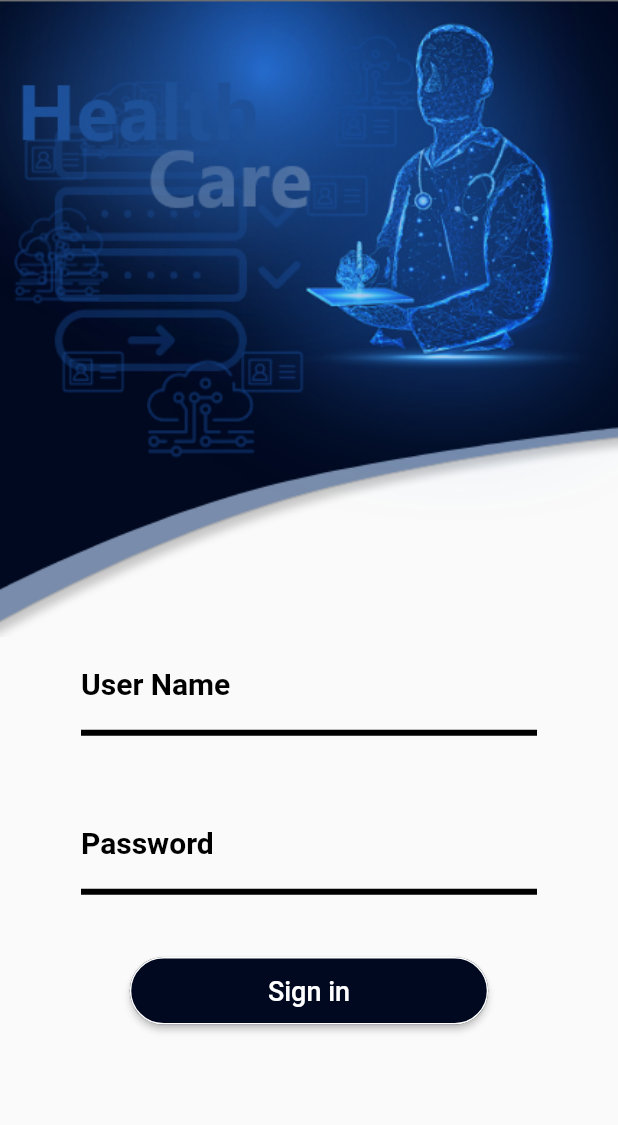
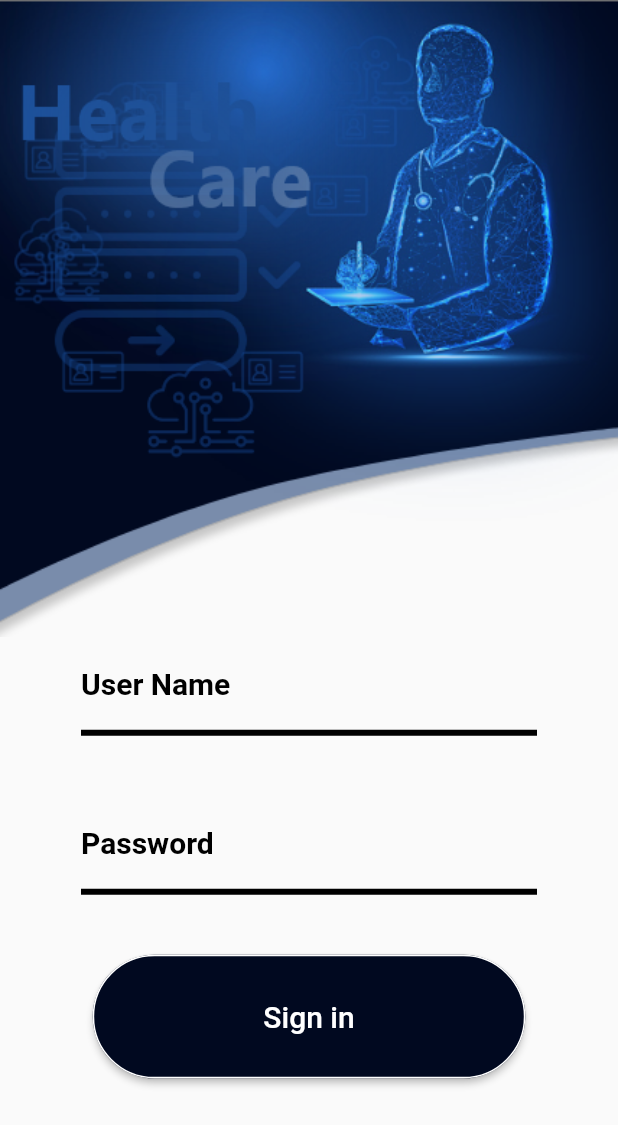
Before and after one commit to amratef503092/healthcare, a Flutter app: the screen it shows after launch, after a tap on "Start", on a phone screen of 412 x 824 dp. Shown: the top 1125 px of the screen. Run offline on Flutter 3.47's test engine with Material 2 defaults, Android fonts, the phone set to English and light mode, and no system bars; drawn by our look-alikes of auto_size_text; our stand-ins replace bloc, cloud_firestore, conditional_builder_null_safety, device_preview, dropdown_button2, firebase_core and 7 more; missing offline and left inert: age_calculator, flutter_nfc_kit, ndef, nfc_manager, syncfusion_flutter_pdf, syncfusion_flutter_pdfviewer; accounts and stored records are empty; network calls fail; Roboto replaces fonts that are missing (Montserrat).

```diff
--- a/lib/constant/constants.dart
+++ b/lib/constant/constants.dart
@@ -1,5 +1,6 @@
 import 'package:flutter/material.dart';
 import 'package:fluttertoast/fluttertoast.dart';
+import 'package:auto_size_text/auto_size_text.dart';
 
 import '../presentation/resources/color_manager.dart';
 import '../presentation/resources/style_manager.dart';
@@ -38,6 +39,10 @@ Widget textFormField({required TextEditingController controller,  String ?labelT
     obscureText: pass!,
   );
 }
+ bool isLand(context){
+  return  MediaQuery.of(context).orientation ==Orientation.landscape;
+
+}
 class Button extends StatelessWidget {
   Function ? function;
   String ? text ;
@@ -54,10 +59,9 @@ class Button extends StatelessWidget {
       onPressed: () {
         function!();
       },
-      child:  Text(text!, style: TextStyle(
-        color: colorText,
-        fontSize: fontSize ,
-      ),),
+      child:  AutoSizeText(text!, style: TextStyle(
+        color: colorText,fontSize: fontSize,
+      ),maxLines: 1,),
       style: ElevatedButton.styleFrom(
           primary: colorButton,
           fixedSize:  Size(width!, height!),
--- a/lib/main.dart
+++ b/lib/main.dart
@@ -4,6 +4,7 @@ import 'package:flutter_bloc/flutter_bloc.dart';
 import 'package:helthcare/presentation/Screen/splash_screen.dart';
 import 'package:helthcare/shared/bloc/AppCubit.dart';
 import 'package:helthcare/shared/bloc/bloc_ob_server.dart';
+import 'package:device_preview/device_preview.dart';
 
 void main() async {
   WidgetsFlutterBinding.ensureInitialized();
--- a/lib/presentation/Screen/LoginScreen.dart
+++ b/lib/presentation/Screen/LoginScreen.dart
@@ -1,3 +1,4 @@
+import 'package:auto_size_text/auto_size_text.dart';
 import 'package:flutter/material.dart';
 import 'package:flutter_bloc/flutter_bloc.dart';
 import 'package:helthcare/shared/bloc/AppCubit.dart';
@@ -15,20 +16,32 @@ class LoginScreen extends StatelessWidget {
   var formKey = GlobalKey<FormState>();
   @override
   Widget build(BuildContext context) {
-    var size = MediaQuery.of(context).size;
-    var height = size.height;
-    var width = size.width;
+
     return BlocConsumer<AppCubit, AppStates>(
       listener: (context, state) {
 
       },
       builder: (context, state) {
         var cubit = AppCubit.get(context);
+        return LayoutBuilder(builder: (context, constraints) {
           return SafeArea(
             child: Scaffold(
-              body: ListView(
+                body: SingleChildScrollView(
+                  child: Column(
                     children: [
-              Image(image: AssetImage(AssetsManager.loginImage)),
+
+                      (!isLand(context))?  Container(
+
+                        child:   Image(image: AssetImage(AssetsManager.loginImage )),
+                      ) : AutoSizeText(
+                        'Welcome in Health Care' , maxLines: 1,
+                        style: TextStyle(
+                          fontSize: MediaQuery.of(context).size.height*0.1,
+                          color: Colors.blue
+                        ),
+
+                      ),
+
                       Padding(
                         padding: const EdgeInsets.fromLTRB(54, 0, 54, 0),
                         child: Form(
@@ -53,9 +66,9 @@ class LoginScreen extends StatelessWidget {
                                 height: 40,
                               ),
                               Button(
-                        width: 239,
-                        height: 45,
-                        fontSize: 18,
+                                width: (isLand(context)) ? constraints.maxHeight*.5 :constraints.maxWidth*.7  ,
+                                height:(isLand(context)) ?constraints.maxHeight*.1 : constraints.maxWidth*.2,
+                                fontSize: 20,
                                 colorButton: Color(0xff010920),
                                 colorText: Colors.white,
                                 function: () {
@@ -77,8 +90,10 @@ class LoginScreen extends StatelessWidget {
                         ),
                       ),
                     ],
+                  ),
                 )),
           );
+        },);
       },
     );
   }
--- a/lib/presentation/Screen/home_screen.dart
+++ b/lib/presentation/Screen/home_screen.dart
@@ -36,10 +36,10 @@ class HomeScreen extends StatelessWidget {
             key: _key,
             drawer: Drawer(
               backgroundColor: const Color(0xff0D2044),
-              child: Column(
+              child: ListView(
                 children: [
-                  const SizedBox(
-                    height: 30,
+                   SizedBox(
+                    height:(isLand(context))?  screenWidth*.02 : screenWidth*.02,
                   ),
                   NavigatorWidget(
                     function: () {
@@ -98,6 +98,11 @@ class HomeScreen extends StatelessWidget {
                     fit: BoxFit.cover,
                   ),
                 ),
+                child:LayoutBuilder(
+                  builder: (context, constraints) {
+                    return  SingleChildScrollView(
+                      child: Container(
+                        height: (isLand(context)) ? constraints.minWidth :constraints.maxHeight,
                         child: Stack(
                           children: [
                             IconHomePage(
@@ -110,6 +115,7 @@ class HomeScreen extends StatelessWidget {
                               right: 30,
                               top: 40,
                             ),
+
                             IconHomePage(
                               width: screenWidth,
                               function: () {
@@ -190,7 +196,12 @@ class HomeScreen extends StatelessWidget {
                               text: TextManager.medicalHistory,
                             ),
                           ],
-                )));
+                        ),
+                      ),
+                    );
+                  },
+                ))
+        );
       },
     );
   }
--- a/lib/presentation/Screen/midecalHistoryScreenTwo.dart
+++ b/lib/presentation/Screen/midecalHistoryScreenTwo.dart
@@ -67,7 +67,8 @@ class _MedicalHistoryScreenTwoState extends State<MedicalHistoryScreenTwo> {
                     Navigator.pop(context);
                   },
                 ),
-                SizedBox(
+                SingleChildScrollView(
+                  child: SizedBox(
                     width: double.infinity,
                     height: screenHeight*.4,
                     child: ListView.builder(
@@ -80,6 +81,7 @@ class _MedicalHistoryScreenTwoState extends State<MedicalHistoryScreenTwo> {
                         );
                       },
                       itemCount: list.length,
+                    ),
                   ),
                 ),
 
--- a/lib/presentation/Screen/splash_screen.dart
+++ b/lib/presentation/Screen/splash_screen.dart
@@ -3,6 +3,7 @@ import 'package:flutter_bloc/flutter_bloc.dart';
 import 'package:helthcare/presentation/resources/assets/assetclass.dart';
 import 'package:helthcare/shared/bloc/AppCubit.dart';
 import 'package:helthcare/shared/bloc/AppStates.dart';
+import 'package:auto_size_text/auto_size_text.dart';
 
 import '../../constant/constants.dart';
 import '../resources/text_manager.dart';
@@ -14,11 +15,9 @@ class SplashScreen extends StatelessWidget {
   @override
   Widget build(BuildContext context) {
 
-    return BlocConsumer <AppCubit ,AppStates>( listener: (context, state) {
-
-    }, builder: (context ,state){
-      var cubit = AppCubit.get(context);
-      return   SafeArea(
+    return LayoutBuilder(
+      builder: (context, constraints) {
+        return SafeArea(
           child: Scaffold(
             body: Container(
               width: double.infinity,
@@ -32,14 +31,14 @@ class SplashScreen extends StatelessWidget {
                 mainAxisAlignment: MainAxisAlignment.spaceEvenly,
                 children: [
                   Column(
-                  children: const [
-                    Image(image: AssetImage(
+                    children:  [
+                      const Image(image: AssetImage(
                           AssetsManager.splashScreenLogo
                       )),
                       SizedBox(
-                      height: 40,
+                        height: constraints.maxHeight*.1,
                       ),
-                    Text(TextManager.textSplashScreen , style: TextStyle(
+                      AutoSizeText(TextManager.textSplashScreen , style: TextStyle(
                         color: Color(0xff5B8DAA),
                         fontSize: 39,
 
@@ -51,7 +50,7 @@ class SplashScreen extends StatelessWidget {
 
 
                   Button(coloBorder: Colors.white, text: TextManager.buttonTextSplashScreen ,
-                  colorButton: Color(0xff407884),fontSize: 39,height: 61,width: 239,
+                    colorButton: Color(0xff407884),height: constraints.maxHeight*.1,width: constraints.maxWidth*.5,fontSize: 28,
                     colorText: Colors.black,function: (){
                       Navigator.pushReplacement(context, MaterialPageRoute(builder:
                           (context)=> LoginScreen()));
@@ -63,6 +62,7 @@ class SplashScreen extends StatelessWidget {
           ),
         );
       },
+
     );
   }
 }
--- a/pubspec.yaml
+++ b/pubspec.yaml
@@ -57,6 +57,8 @@ dependencies:
   flutter_nfc_kit: ^3.2.0
   nfc_manager: ^3.1.1
   conditional_builder_null_safety: ^0.0.6
+  device_preview: ^1.0.0
+
 
 
 
```
Also changed, not shown: pubspec.lock. Lines whose indentation alone changed are shown as unchanged.
